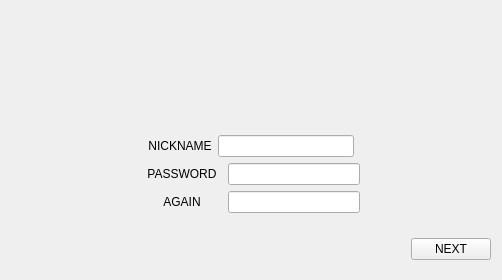
This is Chat0.1/chat/reg_one.ui in bitlinux/qtchat as Qt 5 draws it before an edit. The edited form follows.
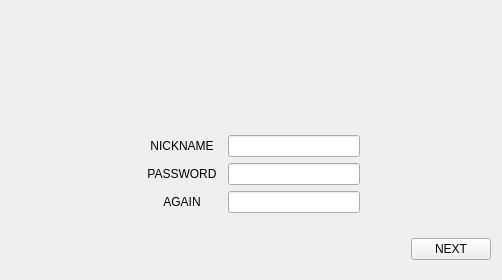
This is the edited form.

What changed in the file:
```diff
--- a/Chat0.1/chat/reg_one.ui
+++ b/Chat0.1/chat/reg_one.ui
@@ -72,6 +72,12 @@
            </item>
            <item>
             <widget class="QLabel" name="label_3">
+             <property name="minimumSize">
+              <size>
+               <width>80</width>
+               <height>0</height>
+              </size>
+             </property>
              <property name="text">
               <string>NICKNAME</string>
              </property>
```
Left out of the diff: 12 changed lines with no effect on the pictures.
